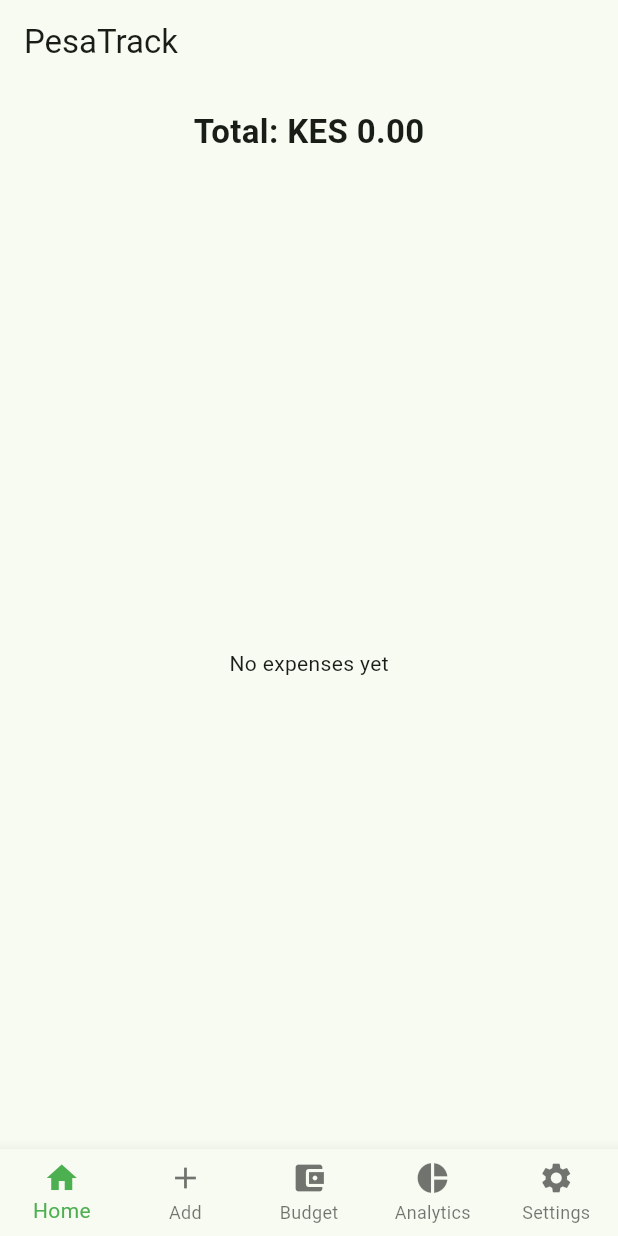
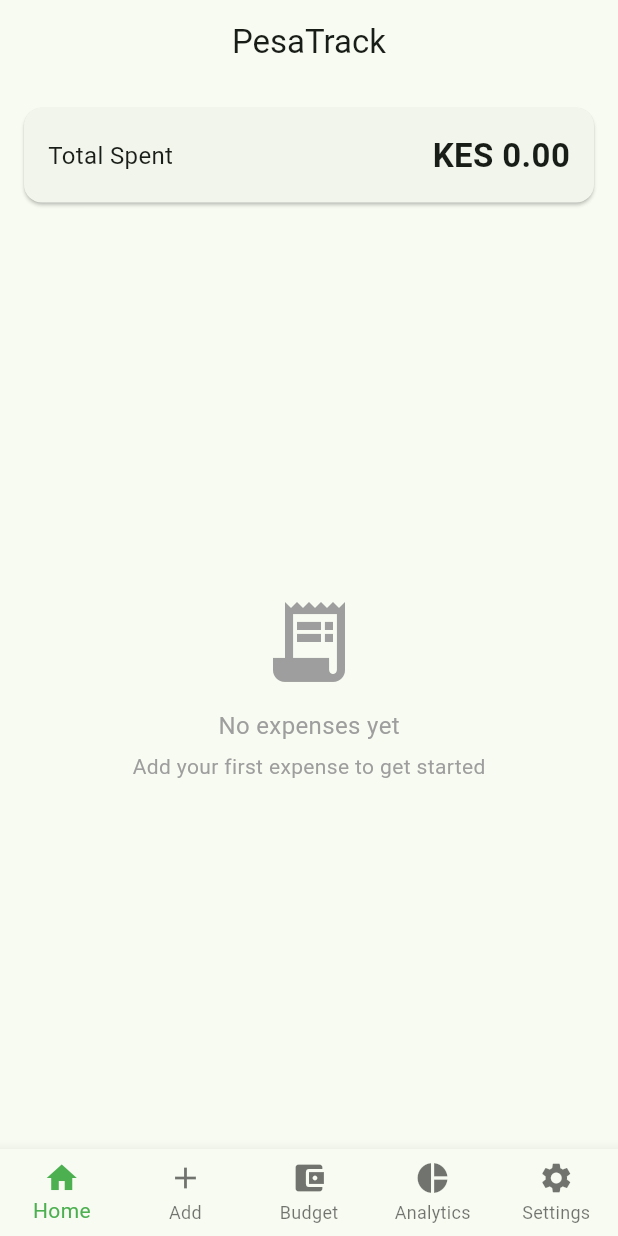
Before and after one commit to MwandikiAntony/pesatrack, a Flutter app: the screen it shows after launch, on a phone screen of 412 x 824 dp. Run offline on Flutter 3.47's test engine with Material 3 defaults, Android fonts, the light colour scheme and no system bars; our stand-ins replace fl_chart, hive, hive_flutter; accounts and stored records are empty.

Commit message:
updated home screen to align with setting

```diff
--- a/lib/main.dart
+++ b/lib/main.dart
@@ -6,6 +6,7 @@ import 'package:provider/provider.dart';
 import 'providers/expense_provider.dart';
 import 'models/budget.dart';
 import 'providers/budget_provider.dart';
+import 'providers/theme_provider.dart';
 
 void main() async {
   WidgetsFlutterBinding.ensureInitialized();
@@ -30,12 +31,18 @@ class PesaTrackApp extends StatelessWidget {
       providers: [
         ChangeNotifierProvider(create: (_) => ExpenseProvider()),
         ChangeNotifierProvider(create: (_) => BudgetProvider()),
+        ChangeNotifierProvider(create: (_) => ThemeProvider()),
       ],
-      child: MaterialApp(
-        title: 'PesaTrack',
-        debugShowCheckedModeBanner: false,
-        theme: ThemeData(useMaterial3: true, colorSchemeSeed: Colors.green),
-        home: const MainLayout(),
+      child: Consumer<ThemeProvider>(
+        builder: (context, themeProvider, _) {
+          return MaterialApp(
+            debugShowCheckedModeBanner: false,
+            themeMode: themeProvider.themeMode,
+            theme: ThemeData(useMaterial3: true, colorSchemeSeed: Colors.green),
+            darkTheme: ThemeData.dark(useMaterial3: true),
+            home: const MainLayout(),
+          );
+        },
       ),
     );
   }
--- a/lib/providers/expense_provider.dart
+++ b/lib/providers/expense_provider.dart
@@ -21,6 +21,11 @@ class ExpenseProvider extends ChangeNotifier {
     notifyListeners();
   }
 
+  void deleteExpense(int index) {
+    _expenseBox.deleteAt(index);
+    notifyListeners();
+  }
+
   double get totalExpenses =>
       expenses.fold(0, (sum, item) => sum + item.amount);
 }
--- a/lib/screens/home_screen.dart
+++ b/lib/screens/home_screen.dart
@@ -1,7 +1,7 @@
 import 'package:flutter/material.dart';
-import 'package:pesatrack/providers/budget_provider.dart';
 import 'package:provider/provider.dart';
 import '../providers/expense_provider.dart';
+import '../providers/budget_provider.dart';
 
 class HomeScreen extends StatelessWidget {
   const HomeScreen({super.key});
@@ -9,34 +9,91 @@ class HomeScreen extends StatelessWidget {
   @override
   Widget build(BuildContext context) {
     final expenseProvider = context.watch<ExpenseProvider>();
+    final budgetProvider = context.read<BudgetProvider>();
 
     return Scaffold(
-      appBar: AppBar(title: const Text('PesaTrack')),
+      appBar: AppBar(title: const Text('PesaTrack'), centerTitle: true),
       body: Column(
         children: [
-          Padding(
+          // 🔹 Total Summary
+          Card(
+            margin: const EdgeInsets.all(16),
+            child: Padding(
               padding: const EdgeInsets.all(16),
-            child: Text(
-              'Total: KES ${expenseProvider.totalExpenses.toStringAsFixed(2)}',
-              style: const TextStyle(fontSize: 22, fontWeight: FontWeight.bold),
+              child: Row(
+                mainAxisAlignment: MainAxisAlignment.spaceBetween,
+                children: [
+                  const Text('Total Spent', style: TextStyle(fontSize: 16)),
+                  Text(
+                    'KES ${expenseProvider.totalExpenses.toStringAsFixed(2)}',
+                    style: const TextStyle(
+                      fontSize: 22,
+                      fontWeight: FontWeight.bold,
                     ),
                   ),
+                ],
+              ),
+            ),
+          ),
+
+          // 🔹 Expense List / Empty State
           Expanded(
             child: expenseProvider.expenses.isEmpty
-                ? const Center(child: Text('No expenses yet'))
+                ? const _EmptyState()
                 : ListView.builder(
                     itemCount: expenseProvider.expenses.length,
                     itemBuilder: (context, index) {
                       final expense = expenseProvider.expenses[index];
-                      final isExceeded = context
-                          .read<BudgetProvider>()
-                          .isExceeded(expense.category);
-                      return Card(
+                      final isExceeded = budgetProvider.isExceeded(
+                        expense.category,
+                      );
+
+                      return Dismissible(
+                        key: ValueKey(expense.key),
+                        direction: DismissDirection.endToStart,
+                        background: Container(
                           margin: const EdgeInsets.symmetric(
                             horizontal: 12,
                             vertical: 6,
                           ),
-
+                          padding: const EdgeInsets.only(right: 20),
+                          alignment: Alignment.centerRight,
+                          decoration: BoxDecoration(
+                            color: Colors.red,
+                            borderRadius: BorderRadius.circular(12),
+                          ),
+                          child: const Icon(Icons.delete, color: Colors.white),
+                        ),
+                        confirmDismiss: (_) async {
+                          return await showDialog<bool>(
+                            context: context,
+                            builder: (_) => AlertDialog(
+                              title: const Text('Delete Expense'),
+                              content: const Text(
+                                'Are you sure you want to delete this expense?',
+                              ),
+                              actions: [
+                                TextButton(
+                                  onPressed: () =>
+                                      Navigator.pop(context, false),
+                                  child: const Text('Cancel'),
+                                ),
+                                ElevatedButton(
+                                  onPressed: () => Navigator.pop(context, true),
+                                  child: const Text('Delete'),
+                                ),
+                              ],
+                            ),
+                          );
+                        },
+                        onDismissed: (_) {
+                          expenseProvider.deleteExpense(index);
+                        },
+                        child: Card(
+                          margin: const EdgeInsets.symmetric(
+                            horizontal: 12,
+                            vertical: 6,
+                          ),
                           child: ListTile(
                             leading: const Icon(Icons.attach_money),
                             title: Text(expense.category),
@@ -51,6 +108,7 @@ class HomeScreen extends StatelessWidget {
                               ),
                             ),
                           ),
+                        ),
                       );
                     },
                   ),
@@ -60,3 +118,30 @@ class HomeScreen extends StatelessWidget {
     );
   }
 }
+
+/// 🔹 Empty State Widget
+class _EmptyState extends StatelessWidget {
+  const _EmptyState();
+
+  @override
+  Widget build(BuildContext context) {
+    return Center(
+      child: Column(
+        mainAxisAlignment: MainAxisAlignment.center,
+        children: const [
+          Icon(Icons.receipt_long, size: 64, color: Colors.grey),
+          SizedBox(height: 12),
+          Text(
+            'No expenses yet',
+            style: TextStyle(color: Colors.grey, fontSize: 16),
+          ),
+          SizedBox(height: 6),
+          Text(
+            'Add your first expense to get started',
+            style: TextStyle(color: Colors.grey),
+          ),
+        ],
+      ),
+    );
+  }
+}
```
Also changed, not shown: lib/screens/settings_screen.dart (+15 -1 lines). Lines whose indentation alone changed are shown as unchanged.
